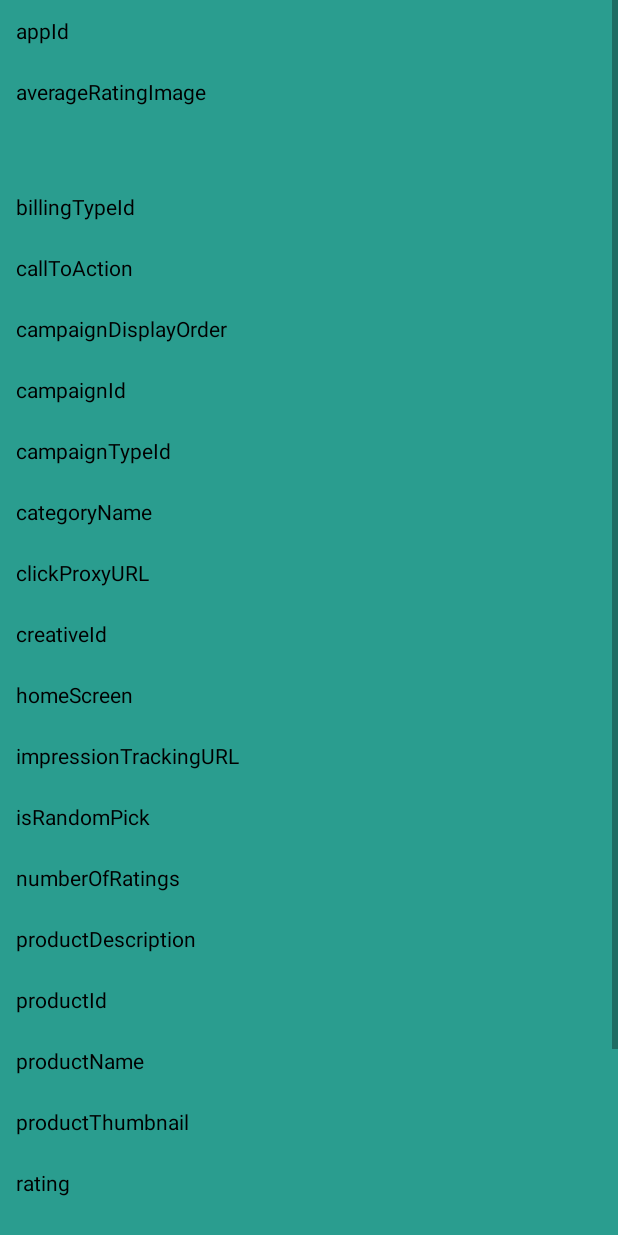
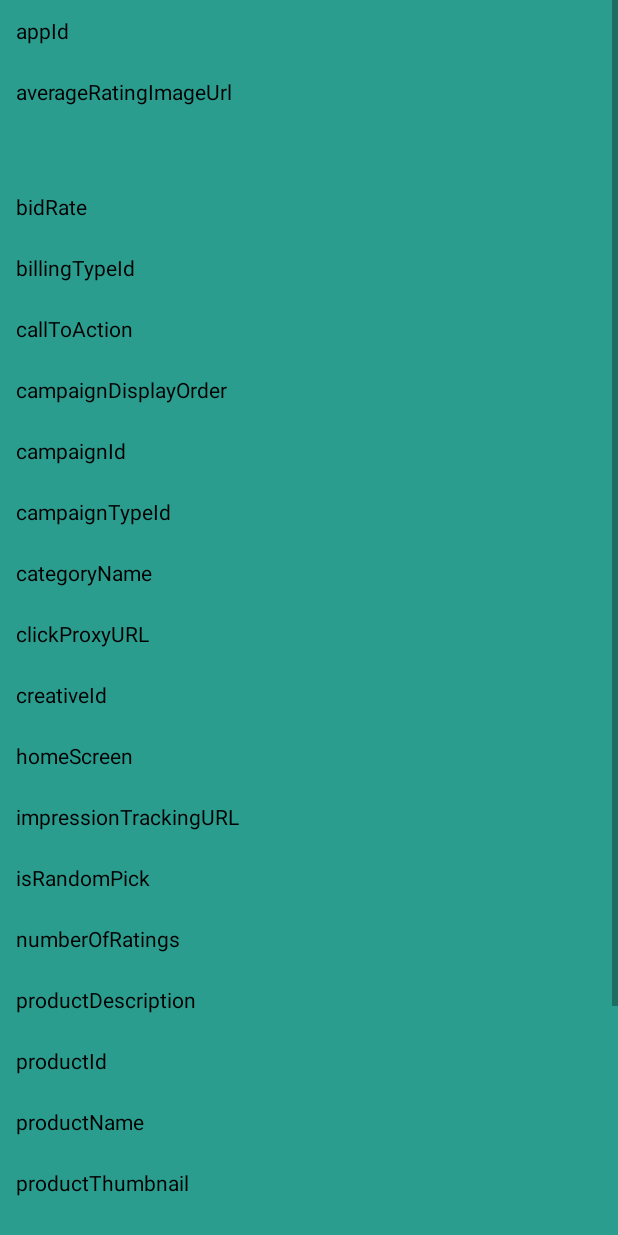
Before and after one commit to markusmcgee/DigitalTurbine, an Android app: the layout dt_detail_fragment_view.xml on its own in the app's theme, with its tools: preview values and no code run, on a phone screen of 412 x 824 dp. Run offline under Robolectric (Android 15) with nearby library versions, the phone set to English and light mode, and no system bars.

Commit message:
Update - detail view updated.

```diff
--- a/app/src/main/res/layout/dt_detail_fragment_view.xml
+++ b/app/src/main/res/layout/dt_detail_fragment_view.xml
@@ -44,16 +44,37 @@
                 android:layout_width="wrap_content"
                 android:layout_height="wrap_content"
                 android:layout_margin="5dp"
-                android:text="averageRatingImage"
+                android:text="averageRatingImageUrl"
                 android:textColor="@color/black" />
 
             <ImageView
-                android:id="@+id/averageRatingImage"
+                android:id="@+id/averageRatingImageURL"
                 android:layout_width="55dp"
                 android:layout_height="55dp"
                 android:layout_margin="5dp" />
         </LinearLayout>
 
+
+        <LinearLayout
+            android:layout_width="match_parent"
+            android:layout_height="wrap_content"
+            android:orientation="horizontal"
+            android:padding="5dp">
+
+            <TextView
+                android:layout_width="wrap_content"
+                android:layout_height="wrap_content"
+                android:layout_margin="5dp"
+                android:text="bidRate"
+                android:textColor="@color/black" />
+
+            <TextView
+                android:id="@+id/bidRate"
+                android:layout_width="wrap_content"
+                android:layout_height="wrap_content"
+                android:layout_margin="5dp"
+                android:textColor="@color/black" />
+        </LinearLayout>
 
         <LinearLayout
             android:layout_width="match_parent"
```
Also changed, not shown: app/src/main/java/com/pnpc/dt/app/view/DTDetailFragment.kt (+25 -0 lines).
